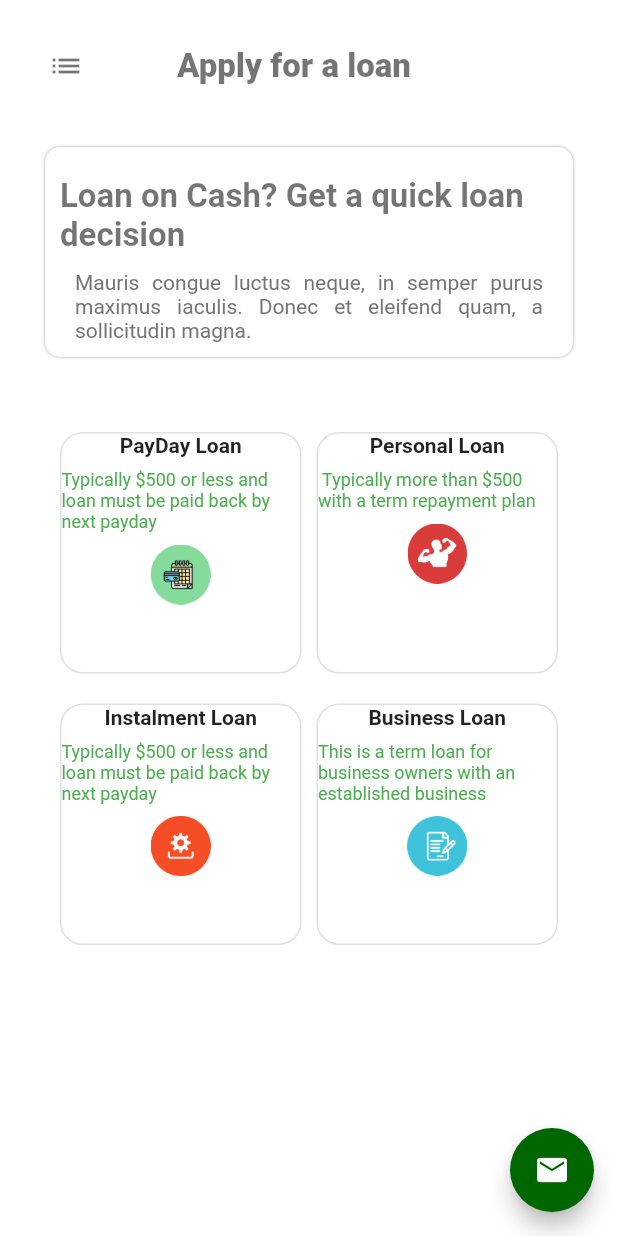
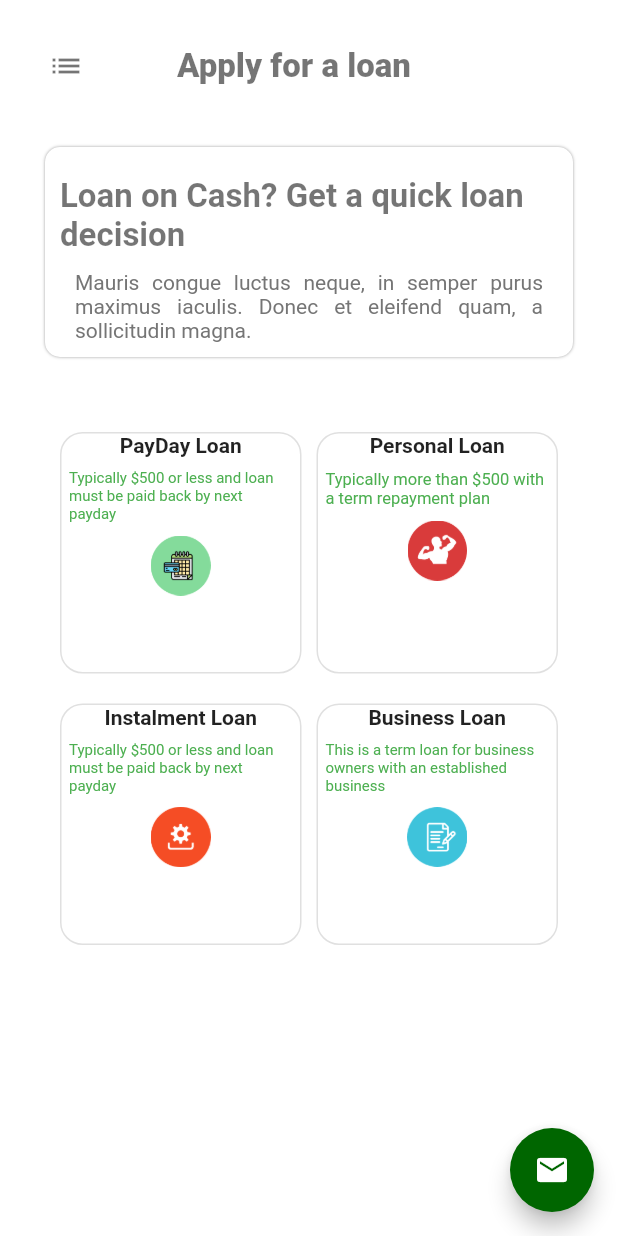
Before and after one commit to ali-shahKust/Sameed_loanApp, a Flutter app: the screen it shows after launch, on a phone screen of 412 x 824 dp. Run offline on Flutter 3.47's test engine with Material 2 defaults, Android fonts, the phone set to English and light mode, and no system bars.

Commit message:
Changes in design

```diff
--- a/lib/applyloanpage.dart
+++ b/lib/applyloanpage.dart
@@ -182,10 +182,14 @@ class _ApplyLoanState extends State<ApplyLoan> {
                                   fontWeight: FontWeight.bold
                               ),),
                               SizedBox(height: 8,),
-                              Text('Typically \$500 or less and loan must be paid back by next payday ',style: TextStyle(
+                              Padding(
+
+                                padding: const EdgeInsets.only(left :5.0, right:5.0),
+                                child: Text('Typically \$500 or less and loan must be paid back by next payday ',style: TextStyle(
                                   color: Colors.green,
-                                  fontSize: 12
+                                    fontSize: 10
                                 ),),
+                              ),
                               SizedBox(height: 8,),
                               Column(
                                 mainAxisAlignment: MainAxisAlignment.end,
@@ -216,10 +220,13 @@ class _ApplyLoanState extends State<ApplyLoan> {
                                 fontWeight: FontWeight.bold
                               ),),
                               SizedBox(height: 8,),
-                              Text(' Typically more than \$500 with a term repayment plan ',style: TextStyle(
+                              Padding(
+                                padding: const EdgeInsets.only(left :5.0, right:5.0),
+                                child: Text('Typically more than \$500 with a term repayment plan ',style: TextStyle(
                                     color: Colors.green
-                                      ,fontSize: 12
-                              ),),SizedBox(height: 8,),
+                                        ,fontSize: 11
+                                ),),
+                              ),SizedBox(height: 8,),
                               Column(
 
                                 mainAxisAlignment: MainAxisAlignment.end,
@@ -251,9 +258,13 @@ class _ApplyLoanState extends State<ApplyLoan> {
     fontWeight: FontWeight.bold
     ),),
                               SizedBox(height: 8,),
-                              Text('Typically \$500 or less and loan must be paid back by next payday ',style: TextStyle(
-                                  color: Colors.green,fontSize: 12
+                              Padding(
+
+                                padding: const EdgeInsets.only(left :5.0, right:5.0),
+                                child: Text('Typically \$500 or less and loan must be paid back by next payday ',style: TextStyle(
+                                    color: Colors.green,fontSize: 10
                                 ),),
+                              ),
                               SizedBox(height: 8,),
                               Column(
                                 mainAxisAlignment: MainAxisAlignment.end,
@@ -285,10 +296,14 @@ class _ApplyLoanState extends State<ApplyLoan> {
                                   fontWeight: FontWeight.bold
                               ),),
                               SizedBox(height: 8,),
-                              Text('This is a term loan for business owners with an established business ',style: TextStyle(
+                              Padding(
+
+                                padding: const EdgeInsets.only(left :5.0, right:5.0),
+                                child: Text('This is a term loan for business owners with an established business ',style: TextStyle(
                                     color: Colors.green,
-                                  fontSize: 12
+                                    fontSize: 10
                                 ),),
+                              ),
 
                               SizedBox(height: 8,),
                               Column(
```
Lines whose indentation alone changed are shown as unchanged.
